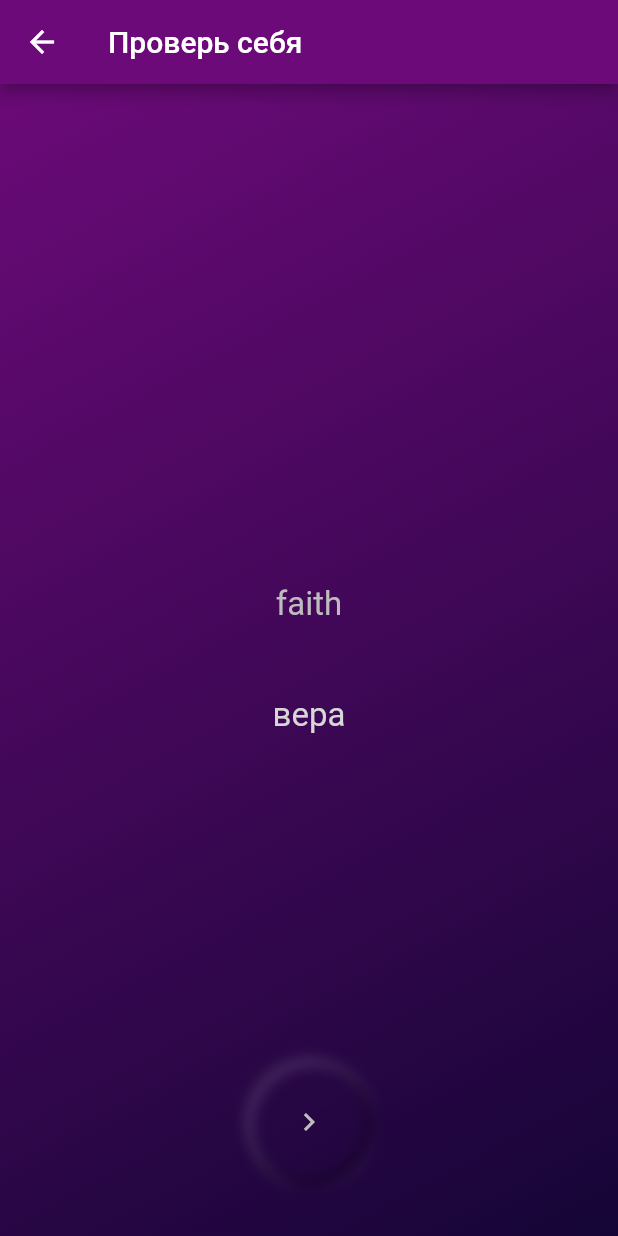
After one commit to dm-uporov/worderful, a Flutter app: the ReadingTrainingScreen screen opened by its route, after a tap on the "remove red eye" icon, on a phone screen of 412 x 824 dp. The commit adds this screen. Run offline on Flutter 3.47's test engine with Material 2 defaults, Android fonts, the phone set to English and light mode, and no system bars; our stand-ins replace hive, hive_flutter; accounts and stored records are empty; generated files the repository leaves out were written again.

```diff
--- a/lib/business/WordsRepository.dart
+++ b/lib/business/WordsRepository.dart
@@ -16,7 +16,7 @@ final myDictionary = [
   Word('soak up', 'впитывать'),
   Word('tough', 'жёсткий', pronunciation: 'тоф'),
   Word('fancy', 'замаскированный'),
-  Word('I have go the edge', 'у меня есть преимущество'),
+  Word('I have the edge', 'у меня есть преимущество'),
   Word('uptight', 'скованный'),
   Word('terrific', 'потрясающий'),
   Word('prissy twit', 'мудак'),
@@ -41,8 +41,8 @@ final myDictionary = [
   Word('miracle', 'чудо', sourceSynonymous: ['wonder', 'marvel']),
   Word('promise', 'обещать'),
   Word('my treat', 'я угощаю'),
-  Word('gorgeous', ''),
-  Word('tone it down', ''),
+  Word('gorgeous', 'великолепный', translateSynonymous: ['прекрасный']),
+  Word('tone it down', 'понизь тон', translateSynonymous: ['полегче']),
   Word('couch', 'диван', pronunciation: 'кауч'),
   Word('coach', 'тренер', pronunciation: 'коуч'),
   Word('pile', 'куча'),
--- a/lib/main.dart
+++ b/lib/main.dart
@@ -5,7 +5,8 @@ import 'package:hive_flutter/hive_flutter.dart';
 import 'package:words_remember/business/WordsRepository.dart';
 import 'package:words_remember/resources/colors.dart';
 import 'package:words_remember/screen/home/home.dart';
-import 'package:words_remember/screen/training/writing.dart';
+import 'package:words_remember/screen/training/reading.dart';
+import 'package:words_remember/screen/training/variants.dart';
 
 import 'model/Word.dart';
 
@@ -38,7 +39,14 @@ class MyApp extends StatelessWidget {
             return MaterialPageRoute(builder: (context) => HomeScreen());
           case '/training/writing':
             return PageRouteBuilder(
-              pageBuilder: (_, __, ___) => WritingTrainingScreen(),
+              pageBuilder: (_, __, ___) => ReadingTrainingScreen(),
+              transitionsBuilder: (_, anim, __, child) {
+                return FadeTransition(opacity: anim, child: child);
+              },
+            );
+          case '/training/variants':
+            return PageRouteBuilder(
+              pageBuilder: (_, __, ___) => VariantsTrainingScreen(),
               transitionsBuilder: (_, anim, __, child) {
                 return FadeTransition(opacity: anim, child: child);
               },
--- /dev/null
+++ b/lib/screen/training/reading.dart
@@ -0,0 +1,136 @@
+import 'dart:ui';
+
+import 'package:flutter/material.dart';
+import 'package:words_remember/business/WordsRepository.dart';
+import 'package:words_remember/model/Word.dart';
+import 'package:words_remember/resources/colors.dart';
+import 'package:words_remember/utils/BrightIcon.dart';
+import 'package:words_remember/utils/container/NeumorphicClickableContainer.dart';
+import 'package:words_remember/utils/container/NeumorphicContainer.dart';
+import 'dart:math';
+
+class ReadingTrainingScreen extends StatefulWidget {
+  @override
+  _ReadingTrainingScreenState createState() => _ReadingTrainingScreenState();
+}
+
+class _ReadingTrainingScreenState extends State<ReadingTrainingScreen> {
+  List<Word> words;
+  Random random;
+  Word currentWord;
+
+  int _lastWordIndex;
+
+  final TextEditingController _controller = TextEditingController();
+
+  String _hint = '';
+
+  bool _isAnswerHidden = true;
+  bool _isReverse = false;
+
+  final GlobalKey buttonKey = GlobalKey();
+
+  @override
+  void initState() {
+    super.initState();
+    words = WordsRepository.getWords();
+    random = Random.secure();
+    _initRandomWord();
+  }
+
+  void _initRandomWord() {
+    switch (words.length) {
+      case 0:
+        // TODO check state when no words
+        throw Exception('no words');
+        break;
+      case 1:
+        currentWord = words.first;
+        break;
+      default:
+        int wordIndex = random.nextInt(words.length);
+        while (wordIndex == _lastWordIndex) {
+          wordIndex = random.nextInt(words.length);
+        }
+        _lastWordIndex = wordIndex;
+        currentWord = words[wordIndex];
+    }
+  }
+
+  @override
+  Widget build(BuildContext context) {
+    return Scaffold(
+      appBar: AppBar(
+        backgroundColor: cycleRedMain,
+        title: Text('Проверь себя'),
+      ),
+      body: Stack(
+        alignment: AlignmentDirectional.center,
+        children: [
+          Container(decoration: backgroundGradientDecoration),
+          Column(
+            mainAxisAlignment: MainAxisAlignment.center,
+            children: [
+              Text(
+                _isReverse ? currentWord.translate : currentWord.source,
+                style: TextStyle(fontSize: 22.0, color: solidColor),
+              ),
+              Padding(padding: EdgeInsets.only(top: 48)),
+              Text(
+                _hint,
+                style: TextStyle(fontSize: 22.0, color: lighten(solidColor)),
+              ),
+            ],
+          ),
+          Positioned(
+            bottom: 32,
+            child: NeumorphicClickableContainer(
+              key: buttonKey,
+              childBuilder: (pressProgress) {
+                return Padding(
+                  padding: EdgeInsets.all(32.0),
+                  child: BrightIcon(
+                    icon: _isAnswerHidden
+                        ? Icons.remove_red_eye_outlined
+                        : Icons.keyboard_arrow_right_outlined,
+                    solidColor: colorByProgress(progress: pressProgress),
+                    brightnessColor: cycleBlueAccent.withOpacity(pressProgress),
+                  ),
+                );
+              },
+              style: NeumorphicStyle(radius: 64),
+              onTap: () {
+                setState(() {
+                  if (_isAnswerHidden) {
+                    _onAnswerRequested();
+                  } else {
+                    _onNextClicked();
+                  }
+                });
+              },
+            ),
+          ),
+        ],
+      ),
+      // ),
+    );
+  }
+
+  void _onAnswerRequested() {
+    _isAnswerHidden = false;
+    _hint = _isReverse ? currentWord.source : currentWord.translate;
+  }
+
+  void _onNextClicked() {
+    _isReverse = random.nextBool();
+    _isAnswerHidden = true;
+    _hint = '';
+    _initRandomWord();
+    _controller.clear();
+  }
+
+  Offset getPositionByKey(GlobalKey key) {
+    final RenderBox renderBox = key.currentContext.findRenderObject();
+    return renderBox.localToGlobal(Offset(renderBox.size.width / 2, -68));
+  }
+}
--- a/lib/utils/NeumorphicBottomNavigationBar.dart
+++ b/lib/utils/NeumorphicBottomNavigationBar.dart
@@ -61,6 +61,7 @@ class _NeumorphicBottomNavigationBarState
   Widget createItem(NeumorphicBottomNavigationBarItem item, int index) {
     final itemIsSelected = index == selected;
     return NeumorphicSelectableContainer(
+      maxUnpressedState: 0.5,
       style: NeumorphicStyle(
         radius: 8,
         blurRadius: 1,
```
Also changed, not shown: lib/screen/home/trainings.dart (+3 -23 lines), lib/screen/training/variants.dart (added, +191 -0 lines), lib/screen/training/writing.dart (deleted, +0 -162 lines), lib/utils/container/NeumorphicSelectableContainer.dart (+5 -3 lines).
